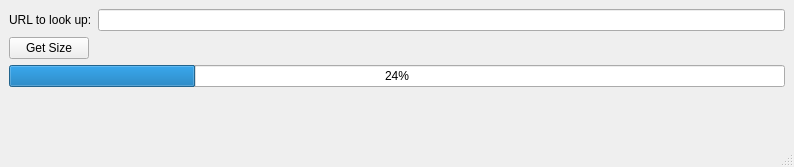
Above: network/accessmanager.ui from ewerybody/PysidePlayground before the change. Below: the same form after it.
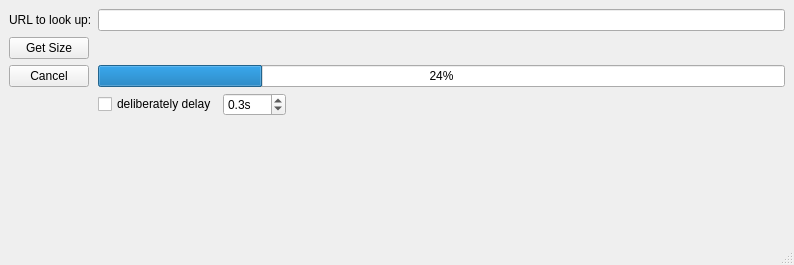
That is the form after the change.

Commit message:
solved the error signal connection, added some ui
... for canceling and making the thing delayed on purpose

```diff
--- a/network/accessmanager.ui
+++ b/network/accessmanager.ui
@@ -7,7 +7,7 @@
     <x>0</x>
     <y>0</y>
     <width>794</width>
-    <height>167</height>
+    <height>265</height>
    </rect>
   </property>
   <property name="windowTitle">
@@ -18,13 +18,6 @@
     <item row="0" column="1">
      <widget class="QLineEdit" name="url"/>
     </item>
-    <item row="2" column="0" colspan="2">
-     <widget class="QProgressBar" name="progress">
-      <property name="value">
-       <number>24</number>
-      </property>
-     </widget>
-    </item>
     <item row="1" column="1">
      <widget class="QLabel" name="size_label">
       <property name="text">
@@ -46,6 +39,63 @@
       </property>
      </widget>
     </item>
+    <item row="2" column="0">
+     <widget class="QPushButton" name="cancel_button">
+      <property name="text">
+       <string>Cancel</string>
+      </property>
+     </widget>
+    </item>
+    <item row="2" column="1">
+     <widget class="QProgressBar" name="progress">
+      <property name="value">
+       <number>24</number>
+      </property>
+     </widget>
+    </item>
+    <item row="3" column="1">
+     <layout class="QHBoxLayout" name="horizontalLayout">
+      <item>
+       <widget class="QCheckBox" name="delay_check">
+        <property name="text">
+         <string>deliberately delay</string>
+        </property>
+       </widget>
+      </item>
+      <item>
+       <widget class="QDoubleSpinBox" name="delay_time">
+        <property name="suffix">
+         <string>s</string>
+        </property>
+        <property name="decimals">
+         <number>1</number>
+        </property>
+        <property name="minimum">
+         <double>0.000000000000000</double>
+        </property>
+        <property name="maximum">
+         <double>100.000000000000000</double>
+        </property>
+        <property name="value">
+         <double>0.300000000000000</double>
+        </property>
+       </widget>
+      </item>
+      <item>
+       <spacer name="horizontalSpacer">
+        <property name="orientation">
+         <enum>Qt::Horizontal</enum>
+        </property>
+        <property name="sizeHint" stdset="0">
+         <size>
+          <width>40</width>
+          <height>20</height>
+         </size>
+        </property>
+       </spacer>
+      </item>
+     </layout>
+    </item>
    </layout>
   </widget>
   <widget class="QMenuBar" name="menubar">
```
The commit also changes 2 other files.
